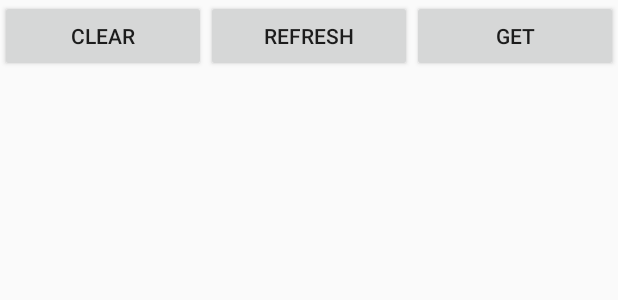
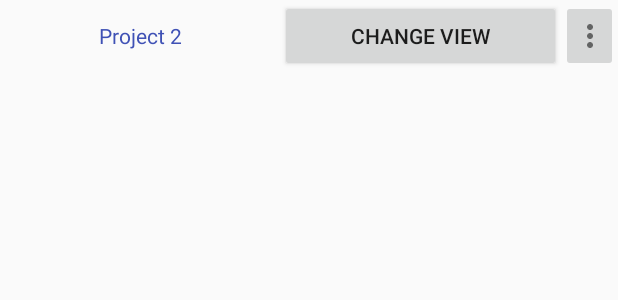
Before and after one commit to mostmand/mobile_programming, an Android app: the layout activity_main.xml on its own in the app's theme, with its tools: preview values and no code run, on a phone screen of 412 x 824 dp. Shown: the top 300 px of the screen. Run offline under Robolectric (Android 15) with nearby library versions, the phone set to English and light mode, and no system bars.

Commit message:
Some changes to UI and fix some methods

```diff
--- a/app/src/main/java/me/telegram/android/MainActivity.java
+++ b/app/src/main/java/me/telegram/android/MainActivity.java
@@ -17,16 +17,14 @@ public class MainActivity extends AppCompatActivity implements Observer {
     protected void onCreate(Bundle savedInstanceState) {
         super.onCreate(savedInstanceState);
 
-
-
         NotificationCenter.getInstance().getDataLoadedEvent().addObserver(this);
 
         setContentView(R.layout.activity_main);
         final LinearLayout list = (LinearLayout) findViewById(R.id.list);
-        findViewById(R.id.clearBtn).setOnClickListener(new View.OnClickListener() {
+        findViewById(R.id.teamMembersBtn).setOnClickListener(new View.OnClickListener() {
             @Override
             public void onClick(View v) {
-                list.removeAllViews();
+                TeamMembersDialog.show(v.getContext());
             }
         });
         MessageController.getInstance(MainActivity.this).fetchPosts();
--- a/app/src/main/java/me/telegram/android/network/RetrofitAPI.java
+++ b/app/src/main/java/me/telegram/android/network/RetrofitAPI.java
@@ -1,8 +1,5 @@
 package me.telegram.android.network;
-
 import java.util.ArrayList;
-import java.util.HashMap;
-import java.util.Map;
 
 import me.telegram.android.Comment;
 import me.telegram.android.Post;
@@ -16,7 +13,7 @@ public interface RetrofitAPI {
     Call<ArrayList<Post>> getPosts();
 
     @GET("/posts/{code}/comments/")
-    Call<ArrayList<Comment>> getComments(@Path("id") String id);
+    Call<ArrayList<Comment>> getComments(@Path("id") Long id);
 
 
 
--- a/app/src/main/res/layout/activity_main.xml
+++ b/app/src/main/res/layout/activity_main.xml
@@ -10,26 +10,28 @@
         android:layout_width="match_parent"
         android:orientation="horizontal"
         android:layout_height="wrap_content">
-        <Button
-            android:id="@+id/clearBtn"
+        <TextView
             android:layout_width="0dp"
             android:layout_height="wrap_content"
-            android:layout_weight="1"
-            android:text="clear" />
+            android:layout_weight="5"
+            android:text="Project 2"
+            android:textAlignment="center"
+            android:textColor="@color/colorPrimary"/>
 
         <Button
-            android:id="@+id/refreshBtn"
+            android:id="@+id/changeViewBtn"
             android:layout_width="0dp"
             android:layout_height="wrap_content"
+            android:layout_weight="5"
+            android:text="Change View" />
+
+        <ImageButton
+            android:id="@+id/teamMembersBtn"
+            android:layout_width="0dp"
+            android:layout_height="match_parent"
             android:layout_weight="1"
-            android:text="refresh" />
-
-        <Button
-            android:id="@+id/getBtn"
-            android:layout_width="0dp"
-            android:layout_height="wrap_content"
-            android:layout_weight="1"
-            android:text="get" />
+            android:contentDescription="@string/descr_overflow_button"
+            android:src="@drawable/ic_action_more_vert" />
     </LinearLayout>
     <ScrollView
         android:layout_width="match_parent"
--- a/app/src/main/res/values/strings.xml
+++ b/app/src/main/res/values/strings.xml
@@ -1,3 +1,6 @@
 <resources>
     <string name="app_name">Telegram</string>
+    <string name="descr_overflow_button">TeamMembers</string>
+    <string name="teamMembers">سید امیر حسین حمیدیان\nسجاد واحدی فرد\nمحمد حسین مستمند</string>
+    <string name="temMembersDialogTitle">اعضای تیم</string>
 </resources>
```
Also changed, not shown: app/src/main/java/me/telegram/android/ConnectionManager.java (+14 -1 lines), app/src/main/java/me/telegram/android/MessageController.java (+28 -6 lines), app/src/main/java/me/telegram/android/TeamMembersDialog.java (added, +15 -0 lines), app/src/main/res/drawable-hdpi/ic_action_more_vert.png (added), app/src/main/res/drawable-mdpi/ic_action_more_vert.png (added), app/src/main/res/drawable-xhdpi/ic_action_more_vert.png (added), app/src/main/res/drawable-xxhdpi/ic_action_more_vert.png (added), app/src/main/res/drawable-xxxhdpi/ic_action_more_vert.png (added).
